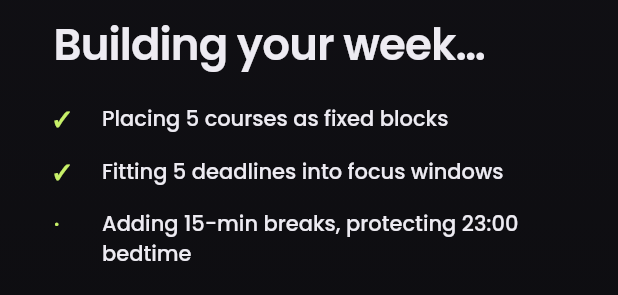
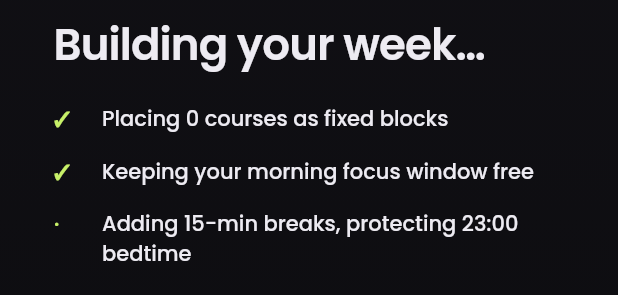
Before and after one commit to julyanvalenth/Chrono, a Flutter app: the BuildingScreen widget shown alone on an empty page, opened directly, on a phone screen of 412 x 824 dp. Shown: the part 404-699 px from the top of the screen. Run offline on Flutter 3.47's test engine with Material 3 defaults, Android fonts, the phone set to English and light mode, and no system bars; our stand-ins replace google_fonts, image_picker, shared_preferences; accounts and stored records are empty.

Commit message:
Start new users with only their own classes
Onboarding no longer adds the design's sample blocks (Gym, Algorithm
quiz prep, Logo revisions, ...) and deadlines to a new account; real
users start with just the classes they scanned or typed. If the server
can't be reached while reading a timetable, the app now says so instead
of filling in sample courses.

- Remove seedCourses, seedFlexBlocks and seedDeadlines
- "Building your week" no longer says "Fitting 0 deadlines"
- Demo menu "Block details" opens the first block of today
- Version 1.0.1+2

```diff
--- a/lib/data/models.dart
+++ b/lib/data/models.dart
@@ -174,14 +174,6 @@ const dayEnd = 23 * 60;
 
 int h(int hh, [int mm = 0]) => hh * 60 + mm;
 
-final seedCourses = [
-  Course(id: 'ds', name: 'Data Structures', days: const [0, 3], start: h(8), end: h(9, 40), room: 'B-302'),
-  Course(id: 'stats', name: 'Statistics', days: const [1, 3], start: h(10), end: h(11, 40), room: 'A-204'),
-  Course(id: 'hci', name: 'Human–Computer Interaction', days: const [4], start: h(9), end: h(10, 40), room: 'Lab 3'),
-  Course(id: 'se', name: 'Software Engineering', days: const [2, 4], start: h(13), end: h(14, 40), room: 'B-105'),
-  Course(id: 'calc', name: 'Calculus II', days: const [0], start: h(13), end: h(14, 40), room: 'A-110'),
-];
-
 List<Block> classBlocks(List<Course> courses) => [
       for (final c in courses.where((c) => c.selected))
         for (final d in c.days)
@@ -196,32 +188,3 @@ List<Block> classBlocks(List<Course> courses) => [
             courseId: c.id,
           ),
     ];
-
-final seedFlexBlocks = [
-  Block(id: 'routine-3', day: 3, title: 'Morning routine', kind: Kind.personal, start: h(7, 30), end: h(8)),
-  Block(id: 'lunch-3', day: 3, title: 'Lunch', kind: Kind.breakTime, start: h(12), end: h(12, 45)),
-  Block(id: 'quiz-3', day: 3, title: 'Algorithm quiz prep', kind: Kind.focus, start: h(13), end: h(14, 30)),
-  Block(id: 'hci-essay-3', day: 3, title: 'HCI essay draft', kind: Kind.task, start: h(14, 45), end: h(15, 45)),
-  Block(id: 'gym-3', day: 3, title: 'Gym', kind: Kind.personal, start: h(16), end: h(17)),
-  Block(id: 'report-3', day: 3, title: 'Statistics report', kind: Kind.focus, start: h(19), end: h(20, 30)),
-  Block(id: 'plan-3', day: 3, title: 'Plan tomorrow', kind: Kind.personal, start: h(21), end: h(21, 30)),
-  Block(id: 'report-4', day: 4, title: 'Statistics report', kind: Kind.focus, start: h(15), end: h(16, 30)),
-  Block(
-    id: 'logo-4',
-    day: 4,
-    title: 'Logo revisions',
-    kind: Kind.task,
-    start: h(19),
-    end: h(20, 30),
-    detail: 'Freelance · client: Kopi Senja',
-  ),
-];
-
-const seedDeadlines = [
-  Deadline(id: 'd-quiz', title: 'Algorithm quiz prep', course: 'Data Structures', estimate: 180, due: 'Tomorrow', urgent: true, planned: 180),
-  Deadline(id: 'd-logo', title: 'Logo revisions', course: 'Freelance', estimate: 90, due: 'Tomorrow', urgent: true, planned: 90),
-  Deadline(id: 'd-hci', title: 'HCI essay draft', course: 'Human–Computer Interaction', estimate: 240, due: 'Sun', urgent: false, planned: 270),
-  Deadline(id: 'd-report', title: 'Statistics report', course: 'Statistics', estimate: 300, due: 'Next Mon', urgent: false, planned: 270),
-  Deadline(id: 'd-bem', title: 'BEM event proposal', course: 'Student organization', estimate: 120, due: 'Next Tue', urgent: false, planned: 0),
-  Deadline(id: 'd-calc', title: 'Calculus problem set 4', course: 'Calculus II', estimate: 120, due: 'Past', urgent: false, planned: 120, done: true),
-];
--- a/lib/screens/app_shell.dart
+++ b/lib/screens/app_shell.dart
@@ -623,7 +623,7 @@ void showDemoMenu(BuildContext context) {
         stage: Stage.app,
         tab: AppTab.today,
         day: today,
-        sheet: state.blockIdByTitle('Algorithm quiz prep'),
+        sheet: state.blocks.where((b) => b.day == today).firstOrNull?.id,
       ),
     ),
     ('Chat with Chrono', () => state.jump(stage: Stage.app, tab: AppTab.chat)),
--- a/lib/screens/onboarding.dart
+++ b/lib/screens/onboarding.dart
@@ -715,7 +715,7 @@ class _BuildingScreenState extends State<BuildingScreen> {
     final open = state.deadlines.where((d) => !d.done).length;
     final steps = [
       'Placing $courses course${courses == 1 ? '' : 's'} as fixed blocks',
-      'Fitting $open deadlines into focus windows',
+      open == 0 ? 'Keeping your ${state.prefs.focus.name} focus window free' : 'Fitting $open deadline${open == 1 ? '' : 's'} into focus windows',
       'Adding ${state.prefs.breakMin}-min breaks, protecting ${state.prefs.bedtime} bedtime',
       'Leaving room for the unexpected',
     ];
--- a/pubspec.yaml
+++ b/pubspec.yaml
@@ -16,7 +16,7 @@ publish_to: 'none' # Remove this line if you wish to publish to pub.dev
 # https://developer.apple.com/library/archive/documentation/General/Reference/InfoPlistKeyReference/Articles/CoreFoundationKeys.html
 # In Windows, build-name is used as the major, minor, and patch parts
 # of the product and file versions while build-number is used as the build suffix.
-version: 1.0.0+1
+version: 1.0.1+2
 
 environment:
   sdk: ^3.11.4
```
Also changed, not shown: lib/state/app_state.dart (+12 -20 lines).
